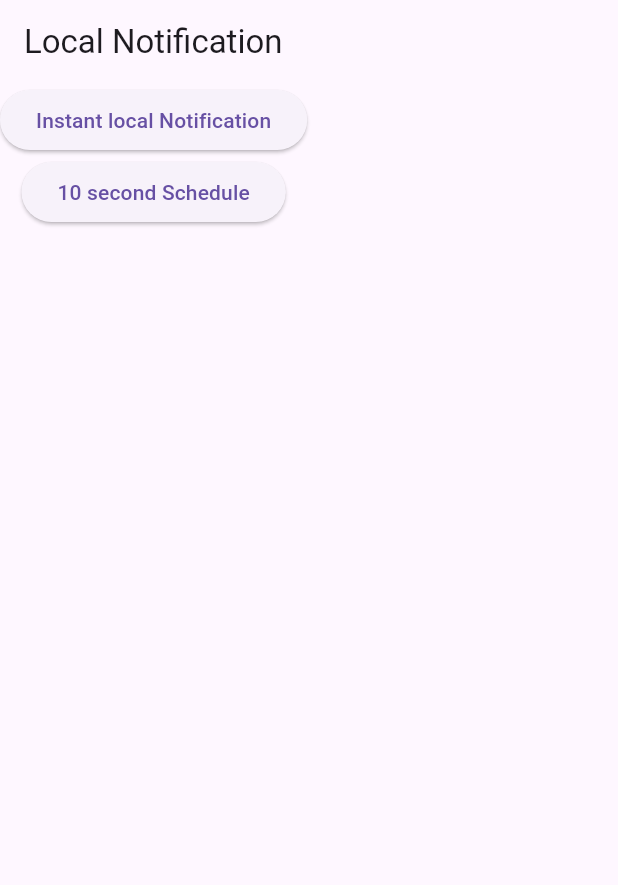
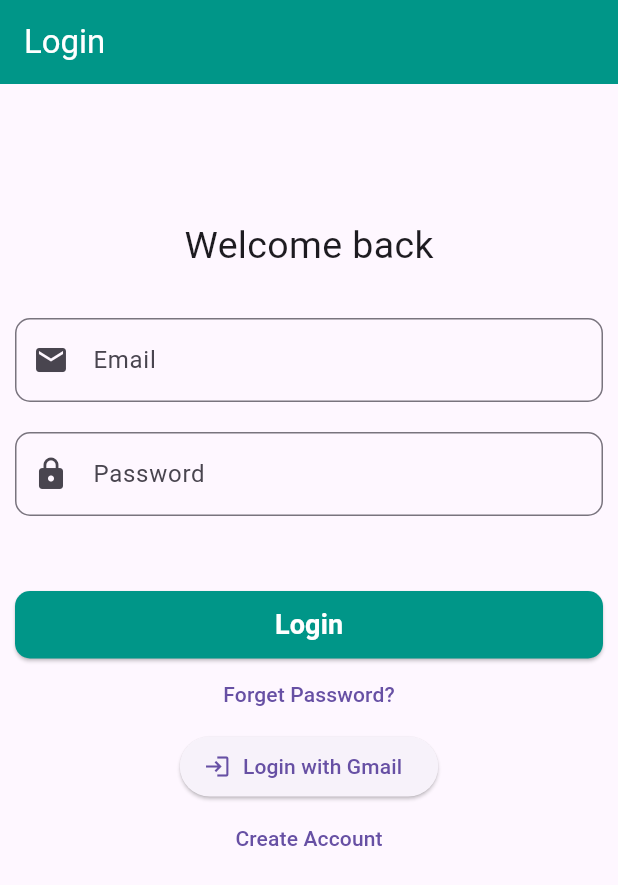
Before and after one commit to motaleb1987/firebaseclassproject, a Flutter app: the screen it shows after launch, on a phone screen of 412 x 824 dp. Shown: the top 885 px of the screen. Run offline on Flutter 3.47's test engine with Material 3 defaults, Android fonts, the phone set to English and light mode, and no system bars; our stand-ins replace cloud_firestore, firebase_auth, firebase_core, firebase_messaging, flutter_local_notifications, flutter_slidable and 1 more; accounts and stored records are empty.

Commit message:
Authentication (signup and sign in) done

```diff
--- /dev/null
+++ b/lib/login_page.dart
@@ -0,0 +1,82 @@
+import 'package:firebaseclassproject/service/auth_service.dart';
+import 'package:firebaseclassproject/signup_page.dart';
+import 'package:firebaseclassproject/task_manager.dart';
+import 'package:flutter/material.dart';
+class LoginPage extends StatefulWidget {
+  const LoginPage({super.key});
+
+  @override
+  State<LoginPage> createState() => _LoginPageState();
+}
+
+class _LoginPageState extends State<LoginPage> {
+  TextEditingController emailController = TextEditingController();
+  TextEditingController passwordController = TextEditingController();
+  @override
+  Widget build(BuildContext context) {
+    return Scaffold(
+      appBar: AppBar(
+        backgroundColor: Colors.teal,
+        foregroundColor: Colors.white,
+        title: Text('Login'),
+      ),
+      body: Padding(
+        padding: const EdgeInsets.all(10.0),
+        child: SingleChildScrollView(
+          child: Column(
+            //crossAxisAlignment: CrossAxisAlignment.start,
+            children: [
+              SizedBox(height: 80,),
+              Text('Welcome back', style: TextStyle(fontSize: 25),),
+              SizedBox(height: 30,),
+              TextField(
+                controller: emailController,
+                decoration: InputDecoration(
+                  labelText: 'Email',
+                  prefixIcon: Icon(Icons.email),
+                  border: OutlineInputBorder(
+                    borderRadius: BorderRadius.circular(10),
+                  )
+                ),
+              ),
+              SizedBox(height: 20,),
+              TextField(
+                controller: passwordController,
+                decoration: InputDecoration(
+                    labelText: 'Password',
+                    prefixIcon: Icon(Icons.lock),
+                    border: OutlineInputBorder(
+                      borderRadius: BorderRadius.circular(10),
+                    )
+                ),
+              ),
+              SizedBox(height: 50,),
+              SizedBox(
+                width: double.infinity,
+                height: 45,
+                child: ElevatedButton(
+                  style: ElevatedButton.styleFrom(
+                    backgroundColor: Colors.teal,
+                    foregroundColor: Colors.white,
+                    shape: RoundedRectangleBorder(
+                      borderRadius: BorderRadius.circular(10)
+                    )
+                  ),
+                    onPressed: () async {
+                  await  AuthService().login(emailController.text, passwordController.text);
+                  Navigator.pushReplacement(context, MaterialPageRoute(builder: (context)=>TaskManager()));
+                    }, child: Text('Login', style: TextStyle(fontWeight: FontWeight.bold, fontSize: 18),)),
+              ),
+              TextButton(onPressed: (){}, child: Text('Forget Password?')),
+              ElevatedButton.icon(onPressed: (){}, icon: Icon(Icons.login), label: Text('Login with Gmail')),
+              TextButton(onPressed: (){
+                Navigator.push(context, MaterialPageRoute(builder: (context)=>SignupPage()));
+
+              }, child: Text('Create Account')),
+            ],
+          ),
+        ),
+      ),
+    );
+  }
+}
--- a/lib/my_app.dart
+++ b/lib/my_app.dart
@@ -1,4 +1,5 @@
 import 'package:firebaseclassproject/local_notification_demo.dart';
+import 'package:firebaseclassproject/login_page.dart';
 import 'package:firebaseclassproject/task_manager.dart';
 import 'package:firebaseclassproject/voting_page.dart';
 import 'package:flutter/material.dart';
@@ -8,8 +9,9 @@ class MyApp extends StatelessWidget {
   @override
   Widget build(BuildContext context) {
     return MaterialApp(
+      debugShowCheckedModeBanner: false,
       title: 'BD Voting',
-      home: LocalNotificationDemo(),
+      home: LoginPage(),
     );
   }
 }
--- /dev/null
+++ b/lib/service/auth_service.dart
@@ -0,0 +1,21 @@
+import 'package:firebase_auth/firebase_auth.dart';
+
+class AuthService{
+  final FirebaseAuth _auth = FirebaseAuth.instance;
+
+  // sign up method
+  Future<User?>signUp(String email, String password) async {
+    final result = await _auth.createUserWithEmailAndPassword(email: email, password: password);
+    print(result.user);
+    return result.user;
+  }
+
+  // Login Method
+
+  Future<User?>login(String email, String password) async {
+    final result = await _auth.signInWithEmailAndPassword(email: email, password: password);
+    print(result.user);
+    return result.user;
+  }
+
+}
--- a/pubspec.yaml
+++ b/pubspec.yaml
@@ -39,7 +39,9 @@ dependencies:
   flutter_slidable: ^4.0.3
   firebase_messaging: ^16.1.1
   flutter_local_notifications: ^19.5.0
+  firebase_auth: ^6.1.4
   timezone:
+google_sign_in: ^7.2.0
 
 dev_dependencies:
   flutter_test:
```
Also changed, not shown: lib/local_notification_demo.dart (+44 -4 lines), lib/signup_page.dart (added, +80 -0 lines), pubspec.lock, 4 other files.
